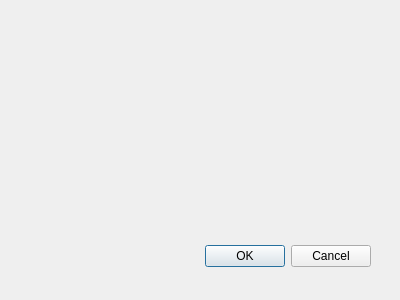
This is src/client/aboutdialog.ui in dolejska-daniel/league-itemizator-client as Qt 5 draws it before an edit. The edited form follows.
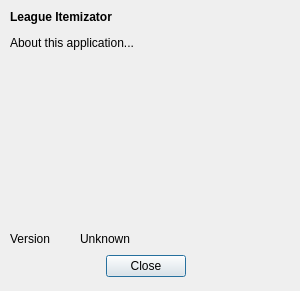
This is the edited form.

Commit message: Initial settings and about page layout

Patch:
```diff
--- a/src/client/aboutdialog.ui
+++ b/src/client/aboutdialog.ui
@@ -6,8 +6,8 @@
    <rect>
     <x>0</x>
     <y>0</y>
-    <width>400</width>
-    <height>300</height>
+    <width>300</width>
+    <height>291</height>
    </rect>
   </property>
   <property name="windowTitle">
@@ -16,17 +16,65 @@
   <widget class="QDialogButtonBox" name="buttonBox">
    <property name="geometry">
     <rect>
-     <x>30</x>
-     <y>240</y>
-     <width>341</width>
+     <x>0</x>
+     <y>250</y>
+     <width>291</width>
      <height>32</height>
     </rect>
    </property>
+   <property name="layoutDirection">
+    <enum>Qt::LeftToRight</enum>
+   </property>
    <property name="orientation">
     <enum>Qt::Horizontal</enum>
    </property>
    <property name="standardButtons">
-    <set>QDialogButtonBox::Cancel|QDialogButtonBox::Ok</set>
+    <set>QDialogButtonBox::Close</set>
+   </property>
+   <property name="centerButtons">
+    <bool>true</bool>
+   </property>
+  </widget>
+  <widget class="QLabel" name="content">
+   <property name="geometry">
+    <rect>
+     <x>10</x>
+     <y>10</y>
+     <width>281</width>
+     <height>211</height>
+    </rect>
+   </property>
+   <property name="text">
+    <string>&lt;html&gt;&lt;head/&gt;&lt;body&gt;&lt;p&gt;&lt;span style=&quot; font-weight:600;&quot;&gt;League Itemizator&lt;/span&gt;&lt;/p&gt;&lt;p&gt;About this application...&lt;/p&gt;&lt;/body&gt;&lt;/html&gt;</string>
+   </property>
+   <property name="alignment">
+    <set>Qt::AlignLeading|Qt::AlignLeft|Qt::AlignTop</set>
+   </property>
+  </widget>
+  <widget class="QLabel" name="label">
+   <property name="geometry">
+    <rect>
+     <x>10</x>
+     <y>230</y>
+     <width>71</width>
+     <height>17</height>
+    </rect>
+   </property>
+   <property name="text">
+    <string>Version</string>
+   </property>
+  </widget>
+  <widget class="QLabel" name="labelVersion">
+   <property name="geometry">
+    <rect>
+     <x>80</x>
+     <y>230</y>
+     <width>67</width>
+     <height>17</height>
+    </rect>
+   </property>
+   <property name="text">
+    <string>Unknown</string>
    </property>
   </widget>
  </widget>
```
The commit also changes 4 other files.
